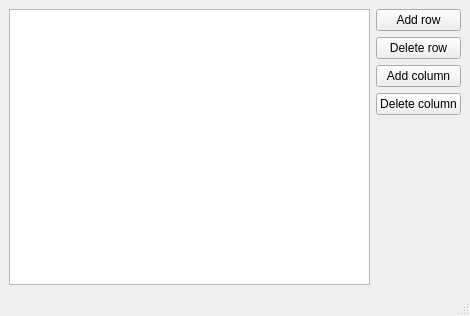
ForkWriter/QtTable, file mainwindow.ui: the form before one commit.
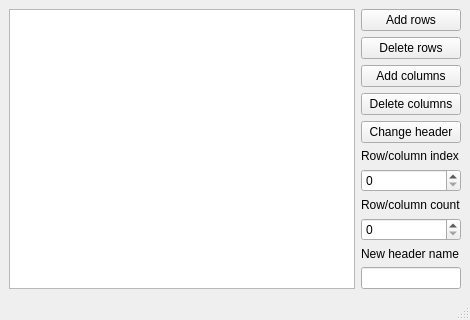
The form after the commit.

The edit to the form file:
```diff
--- a/mainwindow.ui
+++ b/mainwindow.ui
@@ -20,28 +20,72 @@
       <item>
        <widget class="QPushButton" name="pushButton">
         <property name="text">
-         <string>Add row</string>
+         <string>Add rows</string>
         </property>
        </widget>
       </item>
       <item>
        <widget class="QPushButton" name="pushButton_2">
         <property name="text">
-         <string>Delete row</string>
+         <string>Delete rows</string>
         </property>
        </widget>
       </item>
       <item>
        <widget class="QPushButton" name="pushButton_3">
         <property name="text">
-         <string>Add column</string>
+         <string>Add columns</string>
         </property>
        </widget>
       </item>
       <item>
        <widget class="QPushButton" name="pushButton_4">
         <property name="text">
-         <string>Delete column</string>
+         <string>Delete columns</string>
+        </property>
+       </widget>
+      </item>
+      <item>
+       <widget class="QPushButton" name="pushButton_5">
+        <property name="text">
+         <string>Change header</string>
+        </property>
+       </widget>
+      </item>
+      <item>
+       <widget class="QLabel" name="label">
+        <property name="text">
+         <string>Row/column index</string>
+        </property>
+       </widget>
+      </item>
+      <item>
+       <widget class="QSpinBox" name="spinBox"/>
+      </item>
+      <item>
+       <widget class="QLabel" name="label_2">
+        <property name="text">
+         <string>Row/column count</string>
+        </property>
+       </widget>
+      </item>
+      <item>
+       <widget class="QSpinBox" name="spinBox_2"/>
+      </item>
+      <item>
+       <widget class="QLabel" name="label_3">
+        <property name="text">
+         <string>New header name</string>
+        </property>
+       </widget>
+      </item>
+      <item>
+       <widget class="QLineEdit" name="lineEdit">
+        <property name="sizePolicy">
+         <sizepolicy hsizetype="Ignored" vsizetype="Fixed">
+          <horstretch>0</horstretch>
+          <verstretch>0</verstretch>
+         </sizepolicy>
         </property>
        </widget>
       </item>
```
